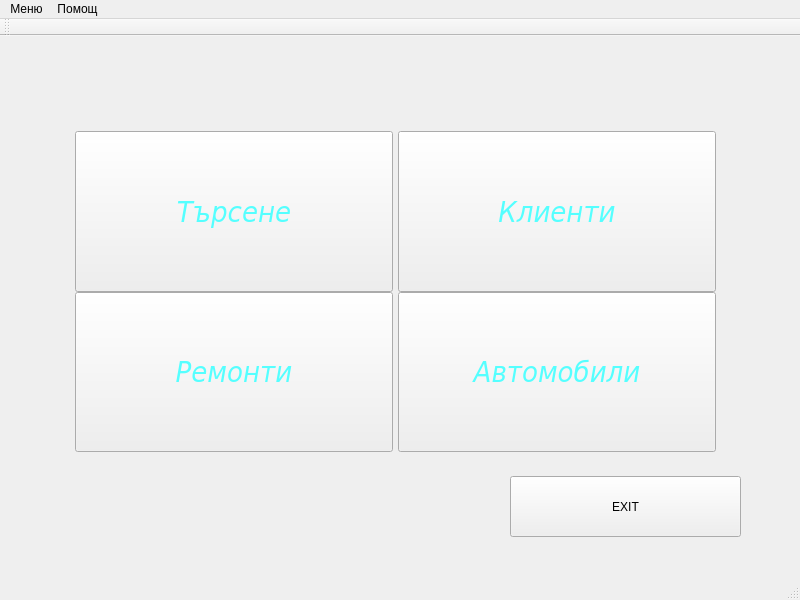
First picture: the form in mainwindow.ui, repository JohnnyBrawo/CarServ, before the edit.
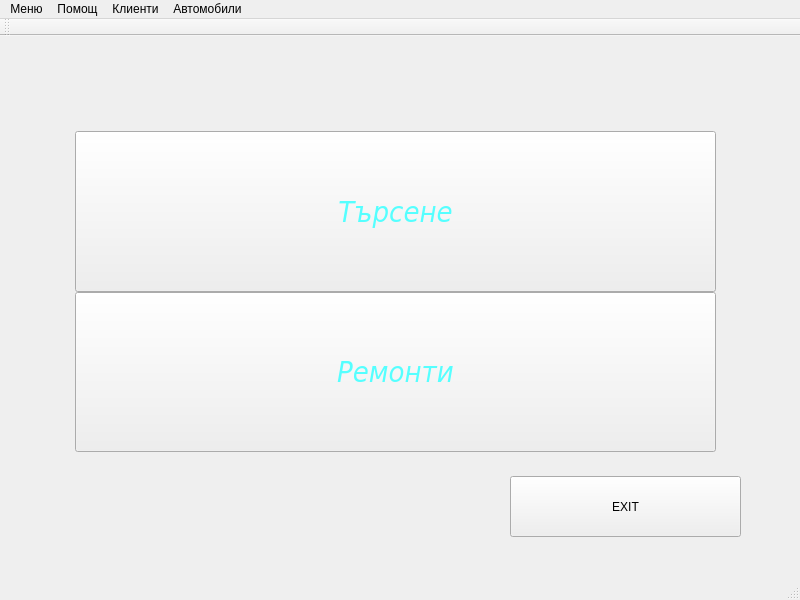
Second picture: the form after the edit. Icons and pictures are not drawn.

Commit message: change main menu buttons

Diff of the .ui file:
```diff
--- a/mainwindow.ui
+++ b/mainwindow.ui
@@ -36,7 +36,7 @@
       <height>331</height>
      </rect>
     </property>
-    <layout class="QGridLayout" name="gridLayout" columnstretch="0,0">
+    <layout class="QGridLayout" name="gridLayout" columnstretch="0">
      <property name="sizeConstraint">
       <enum>QLayout::SetDefaultConstraint</enum>
      </property>
@@ -58,33 +58,6 @@
      <property name="verticalSpacing">
       <number>0</number>
      </property>
-     <item row="1" column="1">
-      <widget class="QPushButton" name="Button_OpenAutoForm">
-       <property name="sizePolicy">
-        <sizepolicy hsizetype="MinimumExpanding" vsizetype="MinimumExpanding">
-         <horstretch>0</horstretch>
-         <verstretch>0</verstretch>
-        </sizepolicy>
-       </property>
-       <property name="font">
-        <font>
-         <family>DejaVu Sans Condensed</family>
-         <pointsize>22</pointsize>
-         <weight>9</weight>
-         <italic>true</italic>
-         <bold>false</bold>
-        </font>
-       </property>
-       <property name="styleSheet">
-        <string notr="true">font: 75 oblique 22pt &quot;DejaVu Sans Condensed&quot;;
-background-image: url(:/images/MainButton_image.jpg);
-color: rgb(85, 255, 255);</string>
-       </property>
-       <property name="text">
-        <string>Автомобили</string>
-       </property>
-      </widget>
-     </item>
      <item row="1" column="0">
       <widget class="QPushButton" name="Button_OpenRepairs">
        <property name="sizePolicy">
@@ -112,35 +85,11 @@
        </property>
       </widget>
      </item>
-     <item row="0" column="1">
-      <widget class="QPushButton" name="Button_OpenClents">
-       <property name="sizePolicy">
-        <sizepolicy hsizetype="MinimumExpanding" vsizetype="MinimumExpanding">
-         <horstretch>0</horstretch>
-         <verstretch>0</verstretch>
-        </sizepolicy>
-       </property>
-       <property name="font">
-        <font>
-         <family>DejaVu Sans Condensed</family>
-         <pointsize>22</pointsize>
-         <weight>9</weight>
-         <italic>true</italic>
-         <bold>false</bold>
-        </font>
-       </property>
-       <property name="styleSheet">
-        <string notr="true">font: 75 oblique 22pt &quot;DejaVu Sans Condensed&quot;;
-background-image: url(:/images/MainButton_image.jpg);
-color: rgb(85, 255, 255);</string>
-       </property>
-       <property name="text">
-        <string>Клиенти</string>
-       </property>
-      </widget>
-     </item>
      <item row="0" column="0">
       <widget class="QPushButton" name="Button_Search">
+       <property name="enabled">
+        <bool>true</bool>
+       </property>
        <property name="sizePolicy">
         <sizepolicy hsizetype="MinimumExpanding" vsizetype="MinimumExpanding">
          <horstretch>0</horstretch>
@@ -188,7 +137,7 @@
      <x>0</x>
      <y>0</y>
      <width>800</width>
-     <height>33</height>
+     <height>30</height>
     </rect>
    </property>
    <widget class="QMenu" name="menu">
@@ -199,15 +148,37 @@
     <addaction name="actionUpLoad"/>
     <addaction name="separator"/>
    </widget>
-   <widget class="QMenu" name="menu_2">
+   <widget class="QMenu" name="menu_Help">
     <property name="title">
      <string>Помощ</string>
     </property>
     <addaction name="Notes"/>
     <addaction name="ProdInfo"/>
    </widget>
+   <widget class="QMenu" name="menu_Clients">
+    <property name="title">
+     <string>Клиенти</string>
+    </property>
+    <addaction name="EditClient"/>
+    <addaction name="separator"/>
+    <addaction name="AddNewClient"/>
+    <addaction name="separator"/>
+    <addaction name="DeleteClient"/>
+   </widget>
+   <widget class="QMenu" name="menu_Autos">
+    <property name="title">
+     <string>Автомобили</string>
+    </property>
+    <addaction name="EditDeleteAuto"/>
+    <addaction name="separator"/>
+    <addaction name="ShowAllAutos"/>
+    <addaction name="separator"/>
+    <addaction name="AddNewAuto"/>
+   </widget>
    <addaction name="menu"/>
-   <addaction name="menu_2"/>
+   <addaction name="menu_Help"/>
+   <addaction name="menu_Clients"/>
+   <addaction name="menu_Autos"/>
   </widget>
   <widget class="QToolBar" name="mainToolBar">
    <attribute name="toolBarArea">
```
Left out of the diff: 32 changed lines with no effect on the pictures. The commit also changes 6 other files.
